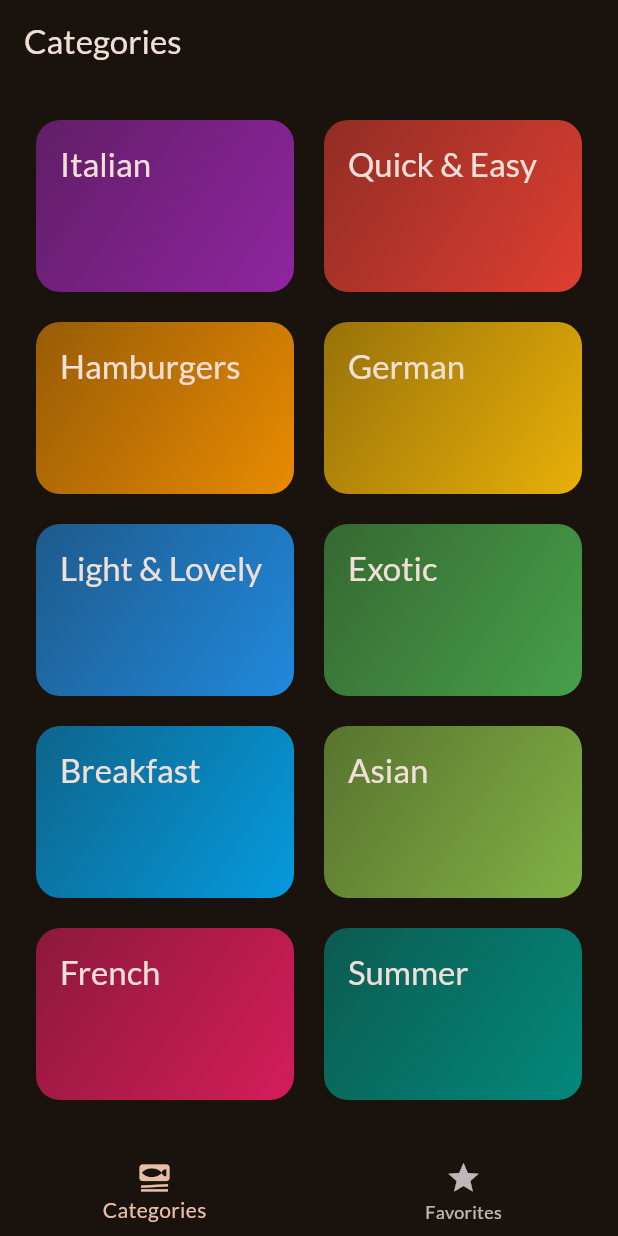
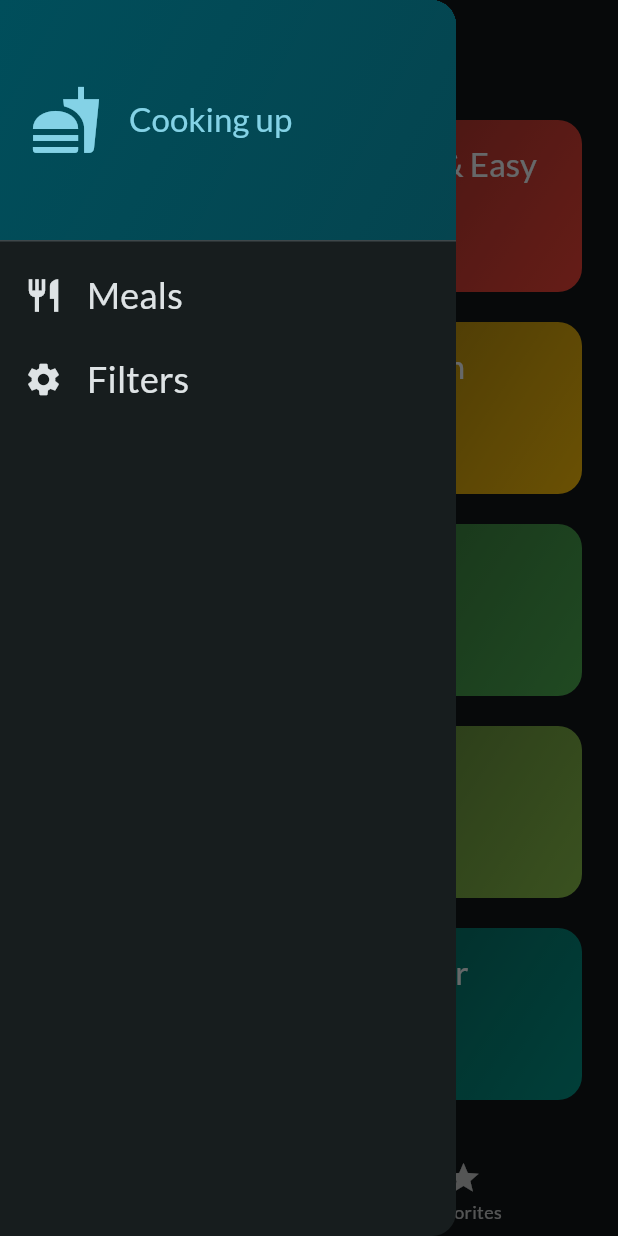
Before and after one commit to karim029/meal_app, a Flutter app: the screen it shows after launch, with the side drawer open (before the commit the screen has no drawer), on a phone screen of 412 x 824 dp. Run offline on Flutter 3.47's test engine with Material 3 defaults, Android fonts, the phone set to English and light mode, and no system bars; our stand-ins replace google_fonts, transparent_image.

Commit message:
added the drawer and the filters toggle buttons

```diff
--- /dev/null
+++ b/lib/Widgets/main_drawer.dart
@@ -0,0 +1,88 @@
+import 'package:flutter/material.dart';
+
+class MainDrawer extends StatelessWidget {
+  const MainDrawer({
+    super.key,
+    required this.onselectScreen,
+  });
+
+  final void Function(String identifier) onselectScreen;
+
+  @override
+  Widget build(BuildContext context) {
+    return Drawer(
+      child: Column(
+        children: [
+          DrawerHeader(
+            padding: const EdgeInsets.all(20),
+            decoration: BoxDecoration(
+              gradient: LinearGradient(
+                colors: [
+                  Theme.of(context).colorScheme.primaryContainer,
+                  Theme.of(context)
+                      .colorScheme
+                      .primaryContainer
+                      .withOpacity(0.8),
+                ],
+                begin: Alignment.topLeft,
+                end: Alignment.bottomRight,
+              ),
+            ),
+            child: Row(
+              children: [
+                Icon(
+                  Icons.fastfood,
+                  size: 48,
+                  color: Theme.of(context).colorScheme.primary,
+                ),
+                const SizedBox(
+                  width: 18,
+                ),
+                Text(
+                  'Cooking up',
+                  style: Theme.of(context).textTheme.titleLarge!.copyWith(
+                        color: Theme.of(context).colorScheme.primary,
+                      ),
+                ),
+              ],
+            ),
+          ),
+          ListTile(
+            leading: Icon(
+              Icons.restaurant,
+              size: 26,
+              color: Theme.of(context).colorScheme.onBackground,
+            ),
+            title: Text(
+              'Meals',
+              style: Theme.of(context).textTheme.titleSmall!.copyWith(
+                    color: Theme.of(context).colorScheme.onBackground,
+                    fontSize: 24,
+                  ),
+            ),
+            onTap: () {
+              onselectScreen('meals');
+            },
+          ),
+          ListTile(
+            leading: Icon(
+              Icons.settings,
+              size: 26,
+              color: Theme.of(context).colorScheme.onBackground,
+            ),
+            title: Text(
+              'Filters',
+              style: Theme.of(context).textTheme.titleSmall!.copyWith(
+                    color: Theme.of(context).colorScheme.onBackground,
+                    fontSize: 24,
+                  ),
+            ),
+            onTap: () {
+              onselectScreen('filters');
+            },
+          ),
+        ],
+      ),
+    );
+  }
+}
--- a/lib/main.dart
+++ b/lib/main.dart
@@ -7,7 +7,7 @@ final theme = ThemeData(
   useMaterial3: true,
   colorScheme: ColorScheme.fromSeed(
     brightness: Brightness.dark,
-    seedColor: const Color.fromARGB(255, 131, 57, 0),
+    seedColor: Color.fromARGB(255, 0, 221, 255),
   ),
   textTheme: GoogleFonts.latoTextTheme(),
 );
--- a/lib/screens/meal_details.dart
+++ b/lib/screens/meal_details.dart
@@ -20,7 +20,7 @@ class MealDetailsScreen extends StatelessWidget {
             onPressed: () {
               onToggleFavorite(meal);
             },
-            icon: const Icon(Icons.star,color: Color.fromARGB(255, 253, 205, 160),),
+            icon: Icon(Icons.star,color: Theme.of(context).colorScheme.primary,),
           ),
         ],
         title: Text(meal.title),
--- a/lib/screens/tabs.dart
+++ b/lib/screens/tabs.dart
@@ -1,5 +1,7 @@
 import 'package:flutter/material.dart';
+import 'package:meal_app/Widgets/main_drawer.dart';
 import 'package:meal_app/screens/categories.dart';
+import 'package:meal_app/screens/filters.dart';
 import 'package:meal_app/screens/meals.dart';
 import 'package:meal_app/models/meal.dart';
 
@@ -47,6 +49,18 @@ class _TabsScreenState extends State<TabsScreen> {
     });
   }
 
+  void _setScreen(String identifier) {
+    Navigator.of(context).pop();
+
+    if (identifier == 'filters') {
+      Navigator.of(context).push(
+        MaterialPageRoute(
+          builder: (ctx) => const FiltersScreen(),
+        ),
+      );
+    }
+  }
+
   @override
   Widget build(BuildContext context) {
     Widget activePage = CategoriesScreen(
@@ -66,14 +80,26 @@ class _TabsScreenState extends State<TabsScreen> {
       appBar: AppBar(
         title: Text(activePageTitle),
       ),
+      drawer: MainDrawer(
+        onselectScreen: _setScreen,
+      ),
       body: activePage,
       bottomNavigationBar: BottomNavigationBar(
         onTap: _selectPage,
         currentIndex: _selectedPageIndex,
         items: const [
           BottomNavigationBarItem(
-              icon: Icon(Icons.set_meal), label: 'Categories'),
-          BottomNavigationBarItem(icon: Icon(Icons.star), label: 'Favorites'),
+            icon: Icon(
+              Icons.set_meal,
+            ),
+            label: 'Categories',
+          ),
+          BottomNavigationBarItem(
+            icon: Icon(
+              Icons.star,
+            ),
+            label: 'Favorites',
+          ),
         ],
       ),
     );
```
Also changed, not shown: lib/Widgets/filters_buttons.dart (added, +39 -0 lines), lib/screens/filters.dart (added, +79 -0 lines).
